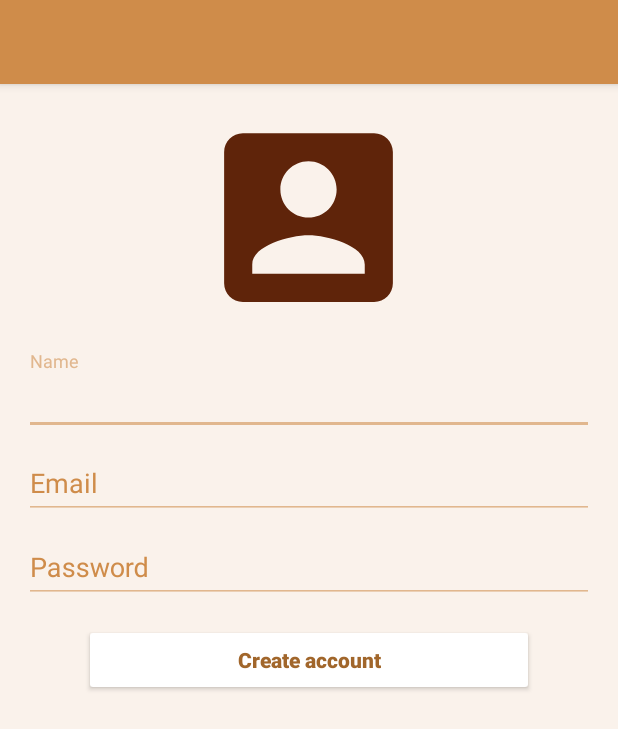
After one commit to RomanKubik/CafeFinder, an Android app: the layout create_account_activity.xml on its own in the app's theme, with its tools: preview values and no code run, on a phone screen of 412 x 824 dp. The commit adds this screen. Shown: the top 729 px of the screen. Run offline under Robolectric (Android 15) with nearby library versions, the phone set to English and light mode, and no system bars.

Commit message:
Great update. Added realm Database. Added create account activity. Added login with your mail and password. Added Database helper. Added image converter.

```diff
--- a/app/build.gradle
+++ b/app/build.gradle
@@ -49,5 +49,8 @@ dependencies {
     compile 'com.android.support:recyclerview-v7:25.0.0'
 
     compile 'com.android.support.constraint:constraint-layout:1.0.0-alpha8'
+
+
 }
 apply plugin: 'com.google.gms.google-services'
+apply plugin: 'realm-android'
--- a/app/src/main/AndroidManifest.xml
+++ b/app/src/main/AndroidManifest.xml
@@ -33,6 +33,10 @@
             </intent-filter>
         </activity>
 
+        <activity android:name=".activities.CreateAccountActivity">
+
+        </activity>
+
         <activity android:name=".activities.MainActivity">
 
         </activity>
--- /dev/null
+++ b/app/src/main/res/drawable-anydpi/ic_account.xml
@@ -0,0 +1,9 @@
+<vector xmlns:android="http://schemas.android.com/apk/res/android"
+        android:width="24dp"
+        android:height="24dp"
+        android:viewportWidth="24.0"
+        android:viewportHeight="24.0">
+    <path
+        android:fillColor="@color/statusBar"
+        android:pathData="M3,5v14c0,1.1 0.89,2 2,2h14c1.1,0 2,-0.9 2,-2L21,5c0,-1.1 -0.9,-2 -2,-2L5,3c-1.11,0 -2,0.9 -2,2zM15,9c0,1.66 -1.34,3 -3,3s-3,-1.34 -3,-3 1.34,-3 3,-3 3,1.34 3,3zM6,17c0,-2 4,-3.1 6,-3.1s6,1.1 6,3.1v1L6,18v-1z"/>
+</vector>
--- /dev/null
+++ b/app/src/main/res/layout/create_account_activity.xml
@@ -0,0 +1,72 @@
+<?xml version="1.0" encoding="utf-8"?>
+<LinearLayout xmlns:android="http://schemas.android.com/apk/res/android"
+    xmlns:app="http://schemas.android.com/apk/res-auto"
+    xmlns:tools="http://schemas.android.com/tools"
+    android:orientation="vertical"
+    android:layout_width="match_parent"
+    android:layout_height="match_parent"
+    android:background="@color/colorBackground">
+    <android.support.v7.widget.Toolbar xmlns:android="http://schemas.android.com/apk/res/android"
+        android:id="@+id/tb_create_account_activity"
+        android:layout_width="match_parent"
+        android:layout_height="?attr/actionBarSize"
+        android:background="?attr/colorPrimary"
+        android:elevation="4dp"
+        android:theme="@style/ThemeOverlay.AppCompat.ActionBar"
+        app:popupTheme="@style/ThemeOverlay.AppCompat.Light"
+        tools:targetApi="lollipop"/>
+    <ImageView
+        android:id="@+id/img_create_profile"
+        android:layout_width="150dp"
+        android:layout_height="150dp"
+        android:layout_gravity="center"
+        android:layout_marginTop="@dimen/spacing_normal"
+        android:src="@drawable/ic_account"/>
+    <android.support.design.widget.TextInputLayout
+        android:layout_width="match_parent"
+        android:layout_height="wrap_content"
+        android:layout_marginTop="@dimen/spacing_normal"
+        android:layout_marginLeft="@dimen/activity_vertical_margin"
+        android:layout_marginRight="@dimen/activity_vertical_margin">
+        <EditText
+            android:id="@+id/et_create_name"
+            android:layout_width="match_parent"
+            android:layout_height="wrap_content"
+            android:hint="@string/name_et_hint"/>
+    </android.support.design.widget.TextInputLayout>
+    <android.support.design.widget.TextInputLayout
+        android:layout_width="match_parent"
+        android:layout_height="wrap_content"
+        android:layout_marginLeft="@dimen/activity_vertical_margin"
+        android:layout_marginRight="@dimen/activity_vertical_margin">
+        <EditText
+            android:id="@+id/et_create_email"
+            android:layout_width="match_parent"
+            android:layout_height="wrap_content"
+            android:hint="@string/email_et_hint"
+            android:inputType="textEmailAddress" />
+    </android.support.design.widget.TextInputLayout>
+    <android.support.design.widget.TextInputLayout
+        android:layout_width="match_parent"
+        android:layout_height="wrap_content"
+        android:layout_marginLeft="@dimen/activity_vertical_margin"
+        android:layout_marginRight="@dimen/activity_vertical_margin">
+        <EditText
+            android:id="@+id/et_create_password"
+            android:layout_width="match_parent"
+            android:layout_height="wrap_content"
+            android:hint="@string/password_et_hint"
+            android:textColorHint="@color/colorPrimaryDark"
+            android:inputType="textPassword" />
+    </android.support.design.widget.TextInputLayout>
+    <Button
+        android:id="@+id/btn_create_account"
+        android:layout_width="match_parent"
+        android:layout_height="wrap_content"
+        android:layout_marginTop="@dimen/spacing_normal"
+        android:layout_marginLeft="@dimen/spacing_create_btn"
+        android:layout_marginRight="@dimen/spacing_create_btn"
+        android:text="@string/create_account_btn"
+        android:textAllCaps="false"
+        android:textStyle="bold"/>
+</LinearLayout>
--- a/app/src/main/res/values/dimens.xml
+++ b/app/src/main/res/values/dimens.xml
@@ -19,6 +19,7 @@
 
 
     <!-- typical spacing between two views -->
+    <dimen name="spacing_create_btn">56dp</dimen>
     <dimen name="spacing_huge">40dp</dimen>
     <dimen name="spacing_large">24dp</dimen>
     <dimen name="spacing_20">20dp</dimen>
--- a/build.gradle
+++ b/build.gradle
@@ -9,6 +9,8 @@ buildscript {
 
         classpath 'com.google.gms:google-services:3.0.0'
         classpath 'com.neenbedankt.gradle.plugins:android-apt:1.8'
+
+        classpath "io.realm:realm-gradle-plugin:2.2.1"
 
         // NOTE: Do not place your application dependencies here; they belong
         // in the individual module build.gradle files
```
Also changed, not shown: app/src/main/java/com/example/kubik/cafefinder/activities/BaseCafeActivity.java (+16 -2 lines), app/src/main/java/com/example/kubik/cafefinder/activities/CreateAccountActivity.java (added, +112 -0 lines), app/src/main/java/com/example/kubik/cafefinder/activities/LoginActivity.java (+31 -16 lines), app/src/main/java/com/example/kubik/cafefinder/database/dbHelper.java (added, +72 -0 lines), app/src/main/java/com/example/kubik/cafefinder/database/models/CafeInfo.java (added, +92 -0 lines), app/src/main/java/com/example/kubik/cafefinder/database/models/Image.java (added, +19 -0 lines), app/src/main/java/com/example/kubik/cafefinder/database/models/Profile.java (added, +56 -0 lines), app/src/main/java/com/example/kubik/cafefinder/database/models/Review.java (added, +37 -0 lines), app/src/main/java/com/example/kubik/cafefinder/helpers/ImageConverter.java (added, +43 -0 lines), app/src/main/res/values/strings.xml (+11 -0 lines).
